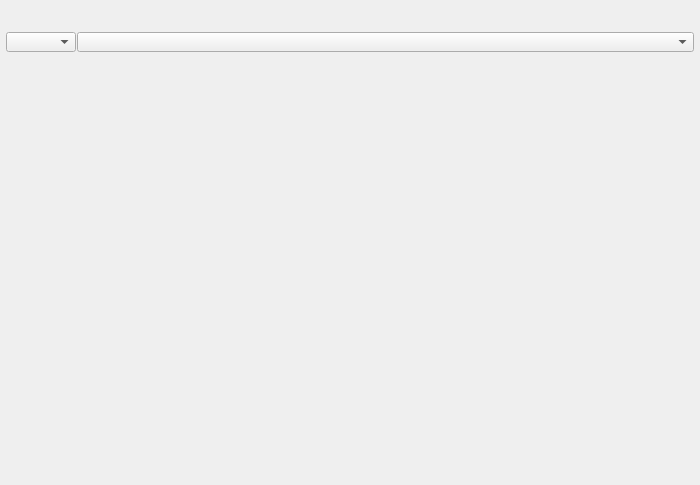
Qt form mayatk/anim_utils/shots/shot_sequencer/shot_sequencer.ui (m3trik/mayatk) before a commit.
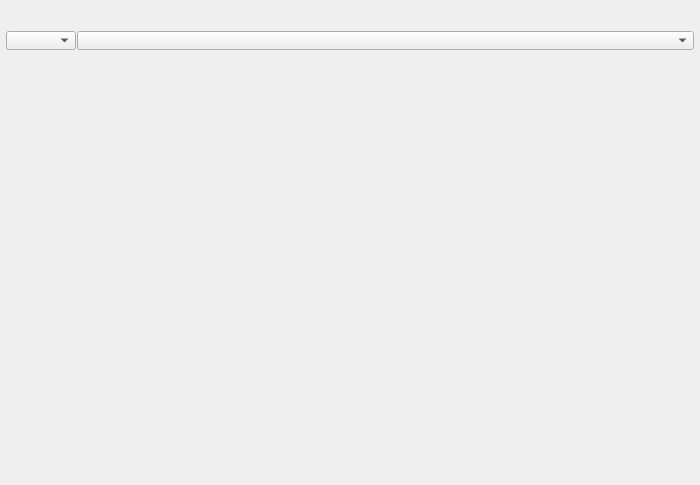
The same form after that commit. Custom widgets are drawn as their Qt base class.

The edit to the form file:
```diff
--- a/mayatk/anim_utils/shots/shot_sequencer/shot_sequencer.ui
+++ b/mayatk/anim_utils/shots/shot_sequencer/shot_sequencer.ui
@@ -32,13 +32,13 @@
       <property name="minimumSize">
        <size>
         <width>0</width>
-        <height>20</height>
+        <height>19</height>
        </size>
       </property>
       <property name="maximumSize">
        <size>
         <width>16777215</width>
-        <height>20</height>
+        <height>19</height>
        </size>
       </property>
       <property name="font">
@@ -68,13 +68,13 @@
         <property name="minimumSize">
          <size>
           <width>70</width>
-          <height>20</height>
+          <height>19</height>
          </size>
         </property>
         <property name="maximumSize">
          <size>
           <width>70</width>
-          <height>20</height>
+          <height>19</height>
          </size>
         </property>
        </widget>
@@ -90,13 +90,13 @@
         <property name="minimumSize">
          <size>
           <width>0</width>
-          <height>20</height>
+          <height>19</height>
          </size>
         </property>
         <property name="maximumSize">
          <size>
           <width>16777215</width>
-          <height>20</height>
+          <height>19</height>
          </size>
         </property>
        </widget>
@@ -127,13 +127,13 @@
       <property name="minimumSize">
        <size>
         <width>0</width>
-        <height>20</height>
+        <height>19</height>
        </size>
       </property>
       <property name="maximumSize">
        <size>
         <width>16777215</width>
-        <height>20</height>
+        <height>19</height>
        </size>
       </property>
      </widget>
```
